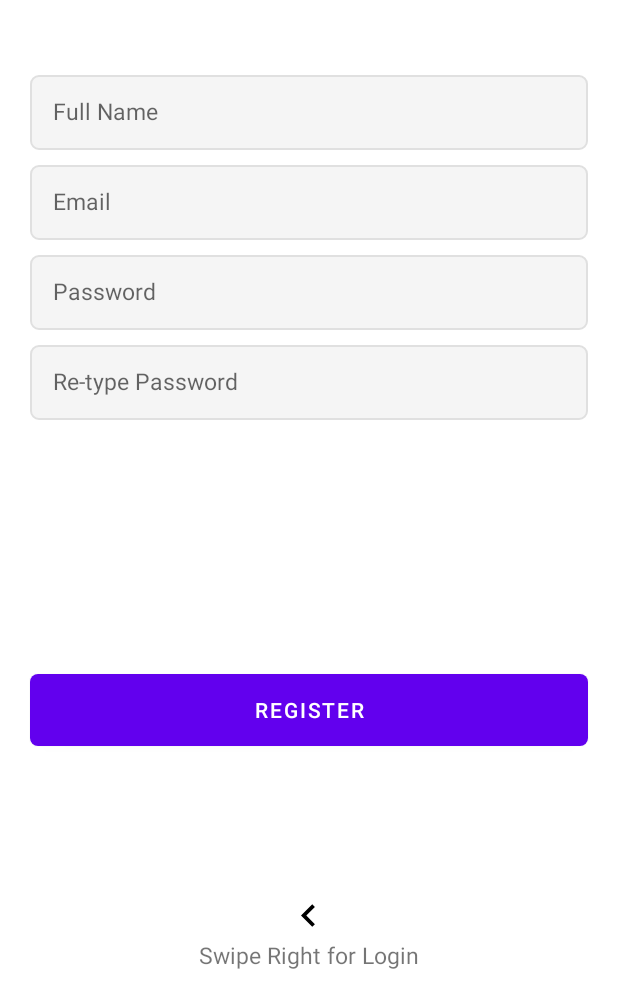
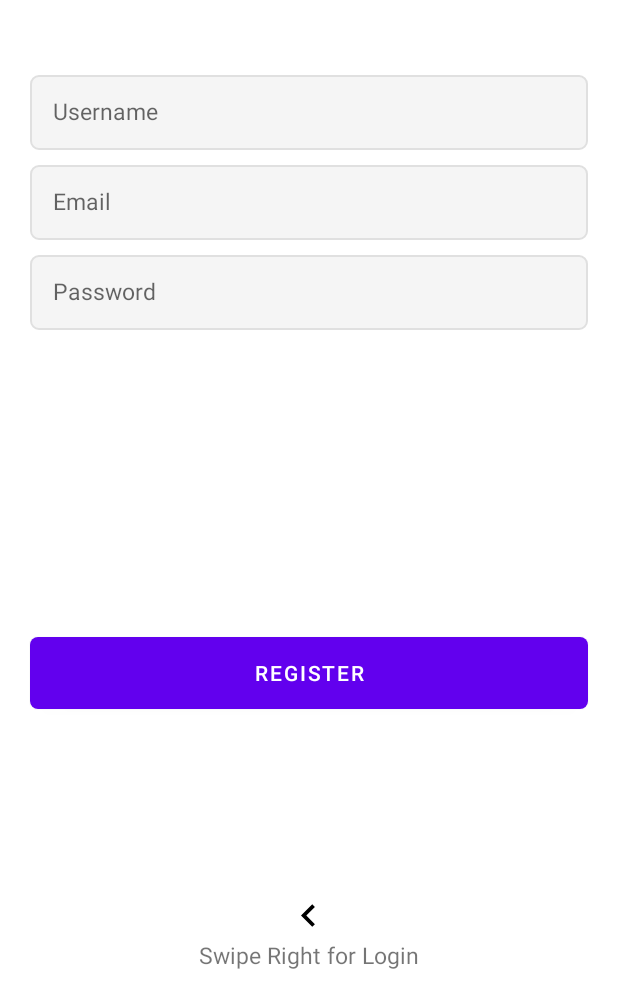
Before and after one commit to lailaeliotti1/HOME_FBU, an Android app: the layout activity_register.xml on its own in the app's theme, with its tools: preview values and no code run, on a phone screen of 412 x 824 dp, the part 235-1236 px from its top. Run offline under Robolectric (Android 15) with nearby library versions, the light colour scheme and no system bars.

Commit message:
RegisterActivity being setup

```diff
--- a/app/src/main/java/com/example/home/login/LoginActivity.java
+++ b/app/src/main/java/com/example/home/login/LoginActivity.java
@@ -34,7 +34,7 @@ public class LoginActivity extends AppCompatActivity {
         mtvTitle = findViewById(R.id.TitleTextView);
         mtvSubtitle = findViewById(R.id.SubtitleTextView);
         mbtnLogin = findViewById(R.id.LoginButton);
-        metUsername = findViewById(R.id.UsernameEditText);
+        metUsername = findViewById(R.id.EmailEditText);
         metPassword = findViewById(R.id.PassEditText);
         mivArrow = findViewById(R.id.ArrowImageView);
         mtvSwipeRight = findViewById(R.id.SwipeRightTextView);
--- a/app/src/main/java/com/example/home/login/LoginFragment.java
+++ b/app/src/main/java/com/example/home/login/LoginFragment.java
@@ -47,7 +47,7 @@ public class LoginFragment extends Fragment {
         mtvTitle = view.findViewById(R.id.TitleTextView);
         mtvSubtitle = view.findViewById(R.id.SubtitleTextView);
         mbtnLogin = view.findViewById(R.id.LoginButton);
-        metEmail = view.findViewById(R.id.UsernameEditText);
+        metEmail = view.findViewById(R.id.EmailEditText);
         metPassword = view.findViewById(R.id.PassEditText);
         mivArrow = view.findViewById(R.id.ArrowImageView);
         mtvSwipeRight = view.findViewById(R.id.SwipeRightTextView);
--- a/app/src/main/res/layout/activity_login.xml
+++ b/app/src/main/res/layout/activity_login.xml
@@ -25,7 +25,7 @@
         android:id="@+id/SubtitleTextView"
         android:layout_width="wrap_content"
         android:layout_height="wrap_content"
-        android:layout_above="@id/UsernameEditText"
+        android:layout_above="@id/EmailEditText"
         android:layout_marginStart="136dp"
         android:layout_marginEnd="165dp"
         android:text="@string/tag"
@@ -36,7 +36,7 @@
         app:layout_constraintTop_toBottomOf="@+id/TitleTextView" />
 
     <EditText
-        android:id="@+id/UsernameEditText"
+        android:id="@+id/EmailEditText"
         android:layout_width="match_parent"
         android:layout_height="50dp"
         android:layout_above="@id/PassEditText"
@@ -63,7 +63,7 @@
         android:textSize="15sp"
         app:layout_constraintEnd_toEndOf="parent"
         app:layout_constraintStart_toStartOf="parent"
-        app:layout_constraintTop_toBottomOf="@+id/UsernameEditText" />
+        app:layout_constraintTop_toBottomOf="@+id/EmailEditText" />
 
     <Button
         android:id="@+id/LoginButton"
--- a/app/src/main/res/layout/activity_register.xml
+++ b/app/src/main/res/layout/activity_register.xml
@@ -28,10 +28,10 @@
         android:layout_marginBottom="50dp"/>
 
     <EditText
-        android:id="@+id/NameEditText"
+        android:id="@+id/UserNameEditText"
         android:layout_width="match_parent"
         android:layout_height="50dp"
-        android:hint="@string/your_name"
+        android:hint="@string/Username"
         android:layout_marginLeft="20dp"
         android:layout_marginRight="20dp"
         android:layout_marginBottom="10dp"
@@ -41,7 +41,7 @@
         android:textSize="15sp" />
 
     <EditText
-        android:id="@+id/UsernameEditText"
+        android:id="@+id/EmailEditText"
         android:layout_width="match_parent"
         android:layout_height="50dp"
         android:hint="@string/e_mail"
@@ -61,18 +61,6 @@
         android:layout_marginLeft="20dp"
         android:layout_marginRight="20dp"
         android:layout_marginBottom="10dp"
-        android:padding="15dp"
-        android:inputType="textPassword"
-        android:background="@drawable/et_custom"
-        android:textSize="15sp" />
-
-    <EditText
-        android:id="@+id/RepasswordEditText"
-        android:layout_width="match_parent"
-        android:layout_height="50dp"
-        android:hint="@string/re_type_password"
-        android:layout_marginLeft="20dp"
-        android:layout_marginRight="20dp"
         android:padding="15dp"
         android:inputType="textPassword"
         android:background="@drawable/et_custom"
```
Also changed, not shown: app/src/main/java/com/example/home/login/RegisterActivity.java (+45 -22 lines).
